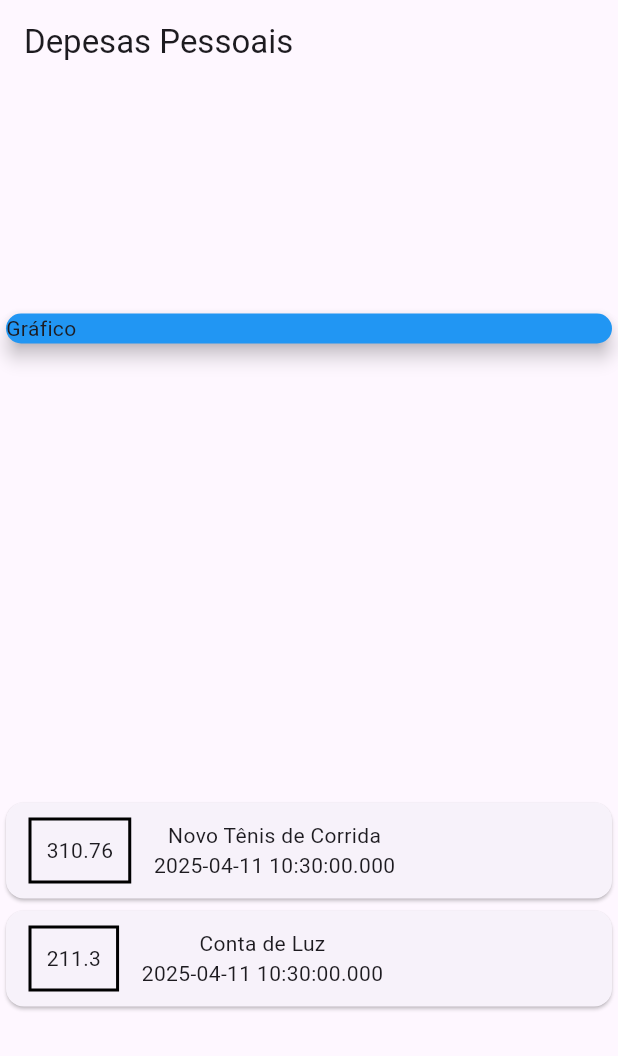
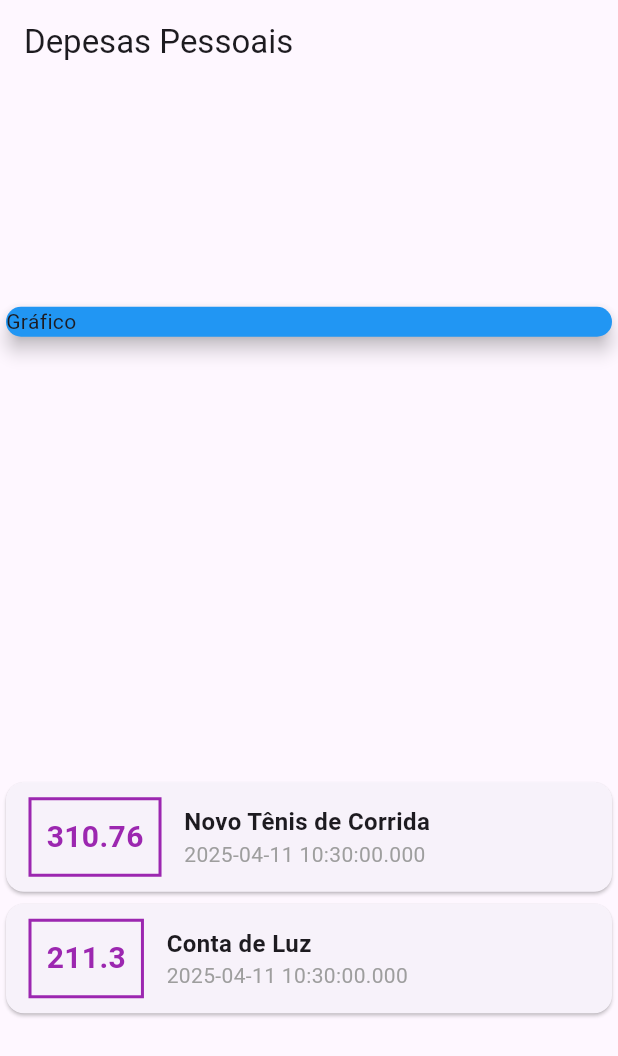
Before and after one commit to higornobrega/Curso_Aprenda_Flutter_e_Desenvolva_Apps_Para_Android_e_IOS, a Flutter app: the screen it shows after launch, on a phone screen of 412 x 824 dp. Shown: the top 1056 px of the screen. Run offline on Flutter 3.47's test engine with Material 3 defaults, Android fonts, the phone set to English and light mode, and no system bars.

Commit message:
Personalizando title e date

```diff
--- a/secao_quatro/expenses/lib/main.dart
+++ b/secao_quatro/expenses/lib/main.dart
@@ -56,13 +56,35 @@ class MyHomePage extends StatelessWidget {
                             vertical: 10,
                           ),
                           decoration: BoxDecoration(
-                            border: Border.all(color: Colors.black, width: 2),
+                            border: Border.all(color: Colors.purple, width: 2),
                           ),
                           padding: EdgeInsets.all(10),
-                          child: Text(tr.value.toString()),
+
+                          child: Text(
+                            tr.value.toString(),
+                            style: TextStyle(
+                              fontWeight: FontWeight.bold,
+                              fontSize: 20,
+                              color: Colors.purple,
+                            ),
+                          ),
                         ),
                         Column(
-                          children: [Text(tr.title), Text(tr.date.toString())],
+                          crossAxisAlignment: CrossAxisAlignment.start,
+                          children: [
+                            Text(
+                              tr.title,
+                              style: TextStyle(
+                                fontSize: 16,
+                                fontWeight: FontWeight.bold,
+                              ),
+                            ),
+
+                            Text(
+                              tr.date.toString(),
+                              style: TextStyle(color: Colors.grey),
+                            ),
+                          ],
                         ),
                       ],
                     ),
```
